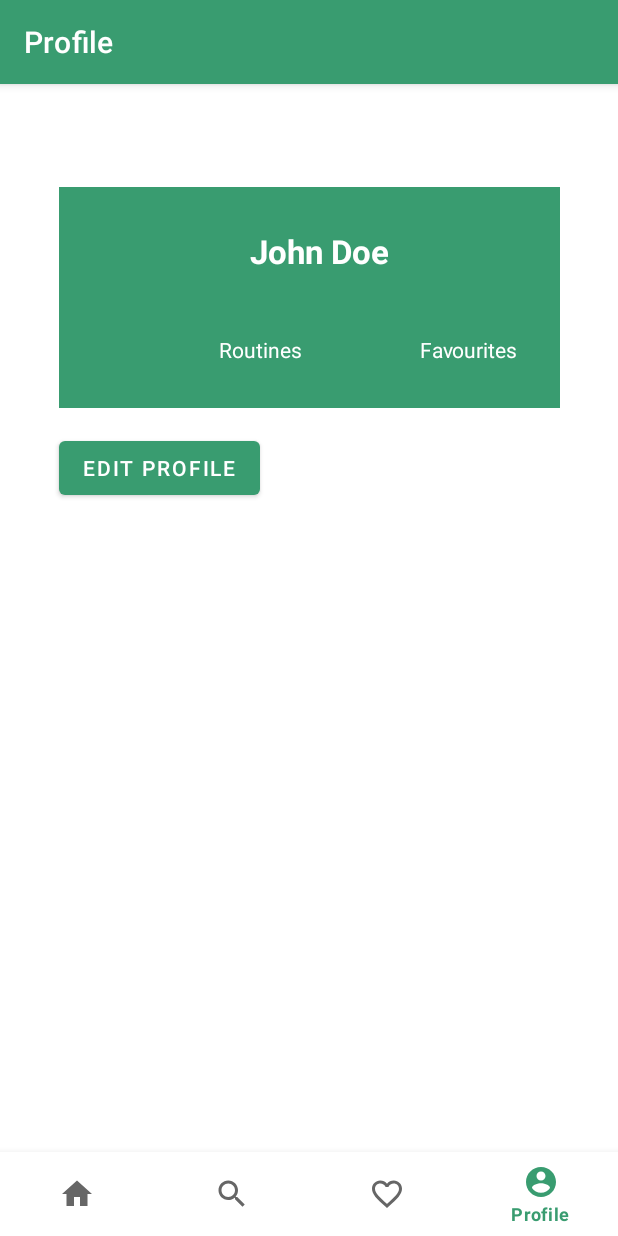
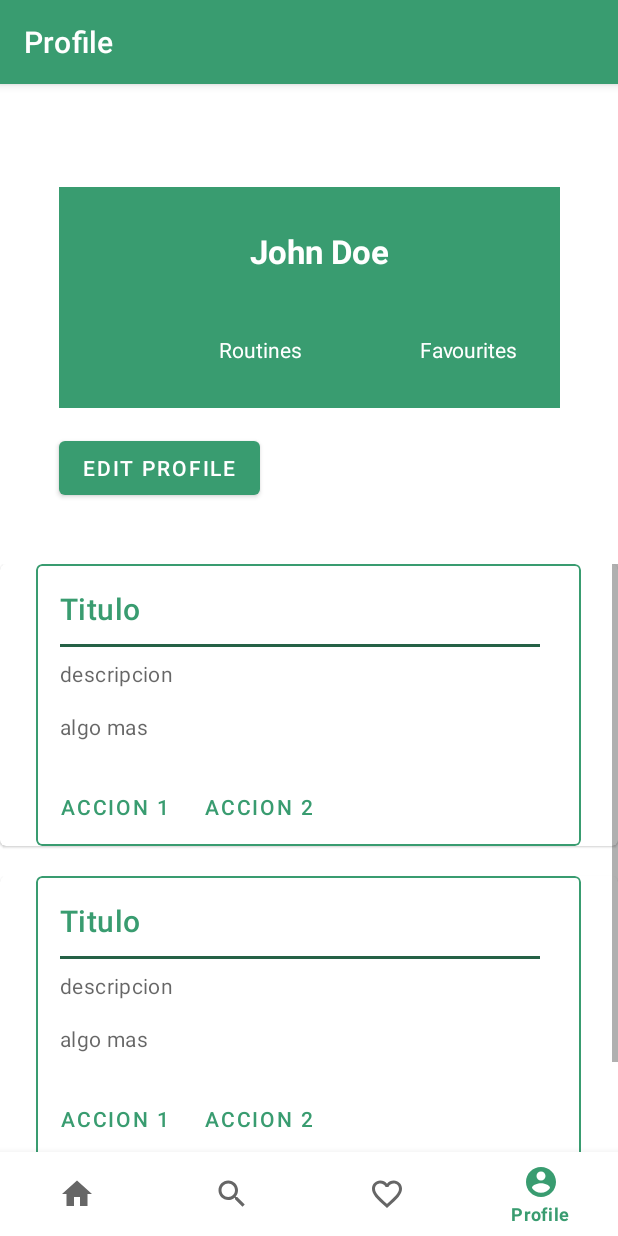
Before and after one commit to JuanOriana/fithub-mobile, an Android app: the ProfileFragment screen opened through its navigation route, on a phone screen of 412 x 824 dp. Run offline under Robolectric (Android 15) with nearby library versions, the phone set to English and light mode, and no system bars; our stand-ins replace navigation-ui.

Commit message:
Good routine cards

```diff
--- /dev/null
+++ b/app/src/main/java/com/example/fithub_mobile/RoutineCard.java
@@ -0,0 +1,15 @@
+package com.example.fithub_mobile;
+
+import android.content.Context;
+
+import com.google.android.material.card.MaterialCardView;
+
+public class RoutineCard extends MaterialCardView {
+
+
+    public RoutineCard(Context context) {
+        super(context);
+        inflate(getContext(),R.layout.routine_card,this);
+    }
+
+}
--- a/app/src/main/java/com/example/fithub_mobile/ui/profile/ProfileFragment.java
+++ b/app/src/main/java/com/example/fithub_mobile/ui/profile/ProfileFragment.java
@@ -6,21 +6,35 @@ import androidx.annotation.NonNull;
 import androidx.fragment.app.Fragment;
 import androidx.lifecycle.ViewModelProvider;
 
+import android.util.Log;
 import android.view.LayoutInflater;
 import android.view.View;
 import android.view.ViewGroup;
+import android.widget.LinearLayout;
 
 import com.example.fithub_mobile.R;
+import com.example.fithub_mobile.RoutineCard;
+
+import java.util.Objects;
 
 public class ProfileFragment extends Fragment {
 
     private ProfileViewModel profileViewModel;
+    private LinearLayout cardContainer;
 
     public View onCreateView(@NonNull LayoutInflater inflater,
                              ViewGroup container, Bundle savedInstanceState) {
+
         profileViewModel =
                 new ViewModelProvider(this).get(ProfileViewModel.class);
+
+
         View root = inflater.inflate(R.layout.fragment_profile, container, false);
+
+        cardContainer = root.findViewById(R.id.cardContainer);
+        cardContainer.addView(new RoutineCard(getActivity()));
+        cardContainer.addView(new RoutineCard(getActivity()));
+        cardContainer.addView(new RoutineCard(getActivity()));
 
         return root;
     }
--- /dev/null
+++ b/app/src/main/res/drawable/divider.xml
@@ -0,0 +1,6 @@
+<?xml version="1.0" encoding="utf-8"?>
+<shape  xmlns:android="http://schemas.android.com/apk/res/android">
+    <size android:height="20dp"
+        android:width="0dp"/>
+
+</shape>
--- a/app/src/main/res/layout/fragment_profile.xml
+++ b/app/src/main/res/layout/fragment_profile.xml
@@ -78,5 +78,25 @@
         app:layout_constraintStart_toStartOf="@+id/userContainer"
         app:layout_constraintTop_toBottomOf="@+id/userContainer" />
 
+    <ScrollView
+        android:layout_width="0dp"
+        android:layout_height="0dp"
+        android:layout_marginTop="40dp"
+        app:layout_constraintBottom_toBottomOf="parent"
+        app:layout_constraintEnd_toEndOf="parent"
+        app:layout_constraintHorizontal_bias="0.0"
+        app:layout_constraintStart_toStartOf="parent"
+        app:layout_constraintTop_toBottomOf="@+id/button">
+
+        <LinearLayout
+            android:id="@+id/cardContainer"
+            android:layout_width="match_parent"
+            android:layout_height="wrap_content"
+            android:orientation="vertical"
+            android:gravity="center"
+            android:divider="@drawable/divider"
+            android:showDividers="middle"/>
+    </ScrollView>
+
 
 </androidx.constraintlayout.widget.ConstraintLayout>
--- a/app/src/main/res/layout/routine_card.xml
+++ b/app/src/main/res/layout/routine_card.xml
@@ -11,7 +11,8 @@
     app:strokeColor="@color/fithub_green"
     app:strokeWidth="1dp"
     tools:layout_editor_absoluteX="8dp"
-    tools:layout_editor_absoluteY="8dp">
+    tools:layout_editor_absoluteY="8dp"
+    android:layout_gravity = "center">
 
 
     <LinearLayout
```
